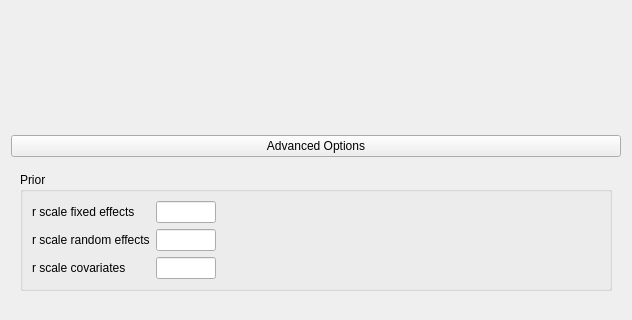
The window that JASP-Desktop/analysisforms/ancovabayesianform.ui (jasp-stats/jasp-desktop) describes before a commit, drawn with Qt 5; both pictures show x 0 to 632 and y 842 to 1162 of the 632 by 1162 pixel window.
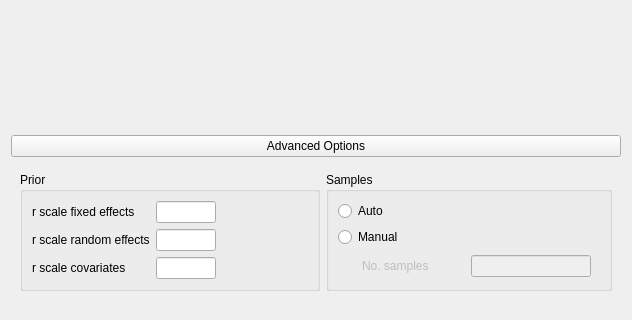
The same window after the commit. Custom widgets are drawn as their Qt base class.

Diff of the .ui file:
```diff
--- a/JASP-Desktop/analysisforms/ancovabayesianform.ui
+++ b/JASP-Desktop/analysisforms/ancovabayesianform.ui
@@ -657,18 +657,17 @@
       <property name="rightMargin">
        <number>0</number>
       </property>
-      <item row="0" column="0" rowspan="2" colspan="2">
-       <widget class="ExpanderButton" name="expanderAdvanced">
-        <property name="text">
-         <string>Advanced Options</string>
-        </property>
-       </widget>
-      </item>
-      <item row="2" column="0" rowspan="2" colspan="2">
+      <item row="3" column="0" rowspan="2" colspan="2">
        <widget class="QWidget" name="advancedOptions" native="true">
         <layout class="QGridLayout" name="gridLayout_7">
          <item row="0" column="0">
           <widget class="GroupBox" name="groupBox_2">
+           <property name="maximumSize">
+            <size>
+             <width>300</width>
+             <height>16777215</height>
+            </size>
+           </property>
            <property name="title">
             <string>Prior</string>
            </property>
@@ -784,9 +783,74 @@
            </layout>
           </widget>
          </item>
+         <item row="0" column="1">
+          <widget class="BoundGroupBox" name="sampleMode">
+           <property name="title">
+            <string>Samples</string>
+           </property>
+           <layout class="QGridLayout" name="gridLayout_14">
+            <item row="1" column="0">
+             <widget class="QRadioButton" name="_2fixed">
+              <property name="text">
+               <string>Manual</string>
+              </property>
+             </widget>
+            </item>
+            <item row="2" column="0">
+             <widget class="QWidget" name="fixedSamplesNumberContainer" native="true">
+              <property name="enabled">
+               <bool>false</bool>
+              </property>
+              <layout class="QGridLayout" name="gridLayout_15">
+               <property name="leftMargin">
+                <number>24</number>
+               </property>
+               <property name="topMargin">
+                <number>0</number>
+               </property>
+               <property name="bottomMargin">
+                <number>0</number>
+               </property>
+               <item row="0" column="0">
+                <widget class="QLabel" name="label_11">
+                 <property name="text">
+                  <string>No. samples</string>
+                 </property>
+                </widget>
+               </item>
+               <item row="0" column="1">
+                <widget class="BoundTextBox" name="fixedSamplesNumber">
+                 <property name="maximumSize">
+                  <size>
+                   <width>120</width>
+                   <height>16777215</height>
+                  </size>
+                 </property>
+                </widget>
+               </item>
+              </layout>
+             </widget>
+            </item>
+            <item row="0" column="0">
+             <widget class="QRadioButton" name="_1auto">
+              <property name="text">
+               <string>Auto</string>
+              </property>
+             </widget>
+            </item>
+           </layout>
+          </widget>
+         </item>
         </layout>
        </widget>
       </item>
+      <item row="0" column="0" rowspan="2" colspan="2">
+       <widget class="ExpanderButton" name="expanderAdvanced">
+        <property name="text">
+         <string>Advanced Options</string>
+        </property>
+       </widget>
+      </item>
      </layout>
     </widget>
    </item>
```
Left out of the diff: 19 changed lines with no effect on the pictures.
